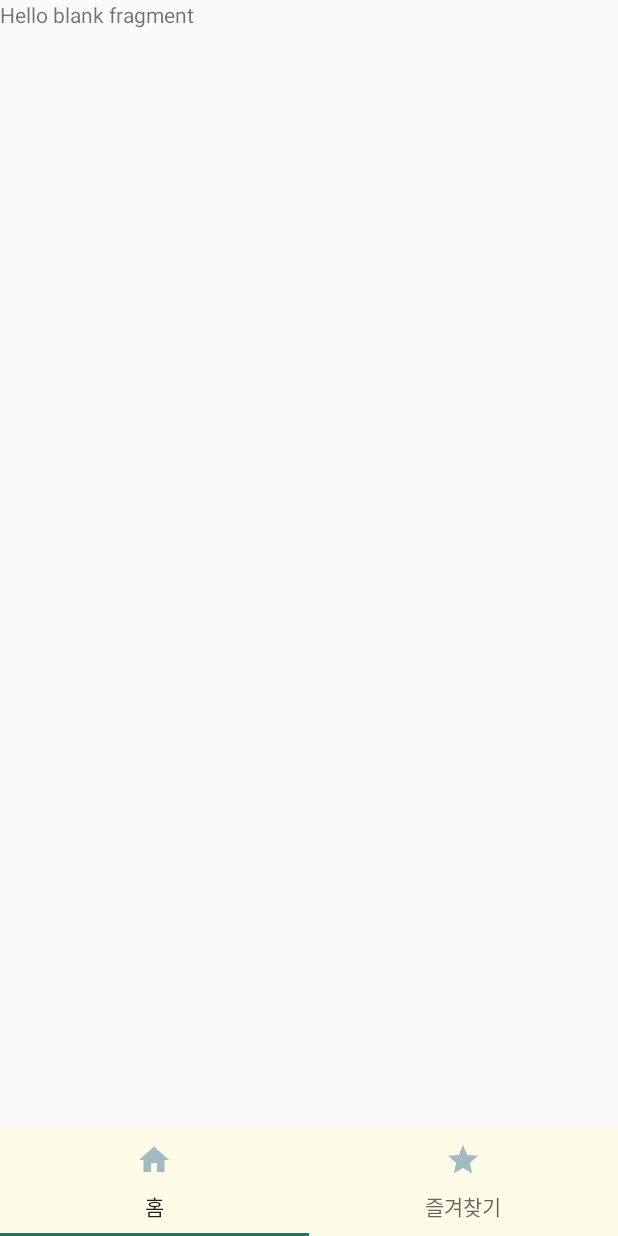
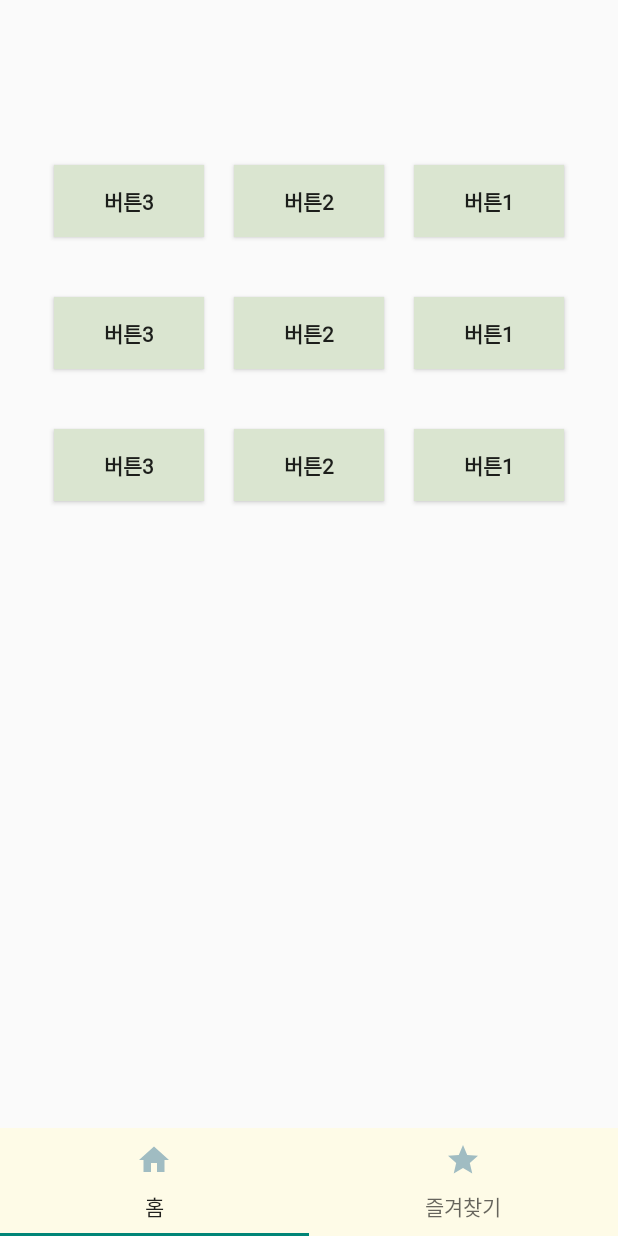
Before and after one commit to u-hajin/munhwajoa, an Android app: the screen it shows after launch (MainActivity), on a phone screen of 412 x 824 dp. Run offline under Robolectric (Android 15) with nearby library versions, the phone set to English and light mode, and no system bars.

Commit message:
메인화면 ui

```diff
--- a/app/src/main/res/layout/fragment_home.xml
+++ b/app/src/main/res/layout/fragment_home.xml
@@ -1,14 +1,141 @@
 <?xml version="1.0" encoding="utf-8"?>
-<FrameLayout xmlns:android="http://schemas.android.com/apk/res/android"
+<androidx.constraintlayout.widget.ConstraintLayout xmlns:android="http://schemas.android.com/apk/res/android"
+    xmlns:app="http://schemas.android.com/apk/res-auto"
     xmlns:tools="http://schemas.android.com/tools"
     android:layout_width="match_parent"
     android:layout_height="match_parent"
-    tools:context=".HomeFragment">
+    android:orientation="vertical">
 
-    <!-- TODO: Update blank fragment layout -->
-    <TextView
+
+    <TableLayout
         android:layout_width="match_parent"
-        android:layout_height="match_parent"
-        android:text="@string/hello_blank_fragment" />
+        android:layout_height="wrap_content"
+        android:layout_marginTop="100dp"
+        android:gravity="center"
+        android:orientation="horizontal"
+        app:layout_constraintTop_toTopOf="parent"
+        tools:layout_editor_absoluteX="35dp">
 
-</FrameLayout>
+        <TableRow
+            android:id="@+id/tableRow1"
+            android:layout_width="match_parent"
+            android:layout_height="match_parent"
+            android:gravity="center">
+
+            <Button
+                android:id="@+id/button3"
+                android:layout_width="100dp"
+                android:layout_height="wrap_content"
+                android:layout_margin="10dp"
+                android:background="@color/light_green"
+                android:fontFamily="@font/gowundodum_regular"
+                android:text="버튼3"
+                android:textStyle="bold" />
+
+            <Button
+                android:id="@+id/button2"
+                android:layout_width="100dp"
+                android:layout_height="wrap_content"
+                android:layout_margin="10dp"
+                android:background="@color/light_green"
+                android:fontFamily="@font/gowundodum_regular"
+                android:text="버튼2"
+                android:textStyle="bold" />
+
+            <Button
+                android:id="@+id/button1"
+                android:layout_width="100dp"
+                android:layout_height="wrap_content"
+                android:layout_margin="10dp"
+                android:background="@color/light_green"
+                android:fontFamily="@font/gowundodum_regular"
+                android:text="버튼1"
+                android:textStyle="bold" />
+        </TableRow>
+
+        <TableRow
+            android:id="@+id/tableRow2"
+            android:layout_width="match_parent"
+            android:layout_height="match_parent"
+            android:layout_marginTop="20dp"
+            android:gravity="center">
+
+            <Button
+                android:id="@+id/button4"
+                android:layout_width="100dp"
+                android:layout_height="wrap_content"
+                android:layout_margin="10dp"
+                android:background="@color/light_green"
+                android:fontFamily="@font/gowundodum_regular"
+                android:text="버튼3"
+                android:textStyle="bold" />
+
+            <Button
+                android:id="@+id/button5"
+                android:layout_width="100dp"
+                android:layout_height="wrap_content"
+                android:layout_margin="10dp"
+                android:background="@color/light_green"
+                android:fontFamily="@font/gowundodum_regular"
+                android:text="버튼2"
+                android:textStyle="bold" />
+
+            <Button
+                android:id="@+id/button6"
+                android:layout_width="100dp"
+                android:layout_height="wrap_content"
+                android:layout_margin="10dp"
+                android:background="@color/light_green"
+                android:fontFamily="@font/gowundodum_regular"
+                android:text="버튼1"
+                android:textStyle="bold" />
+        </TableRow>
+
+        <TableRow
+            android:id="@+id/tableRow3"
+            android:layout_width="match_parent"
+            android:layout_height="match_parent"
+            android:layout_marginTop="20dp"
+            android:gravity="center">
+
+            <Button
+                android:id="@+id/button7"
+                android:layout_width="100dp"
+                android:layout_height="wrap_content"
+                android:layout_margin="10dp"
+                android:background="@color/light_green"
+                android:fontFamily="@font/gowundodum_regular"
+                android:text="버튼3"
+                android:textStyle="bold" />
+
+            <Button
+                android:id="@+id/button8"
+                android:layout_width="100dp"
+                android:layout_height="wrap_content"
+                android:layout_margin="10dp"
+                android:background="@color/light_green"
+                android:fontFamily="@font/gowundodum_regular"
+                android:text="버튼2"
+                android:textStyle="bold" />
+
+            <Button
+                android:id="@+id/button9"
+                android:layout_width="100dp"
+                android:layout_height="wrap_content"
+                android:layout_margin="10dp"
+                android:background="@color/light_green"
+                android:fontFamily="@font/gowundodum_regular"
+                android:text="버튼1"
+                android:textStyle="bold" />
+        </TableRow>
+
+        <TableRow
+            android:id="@+id/tableRow4"
+            android:layout_width="match_parent"
+            android:layout_height="match_parent"
+            android:gravity="center">
+        </TableRow>
+
+    </TableLayout>
+
+</androidx.constraintlayout.widget.ConstraintLayout>
```
